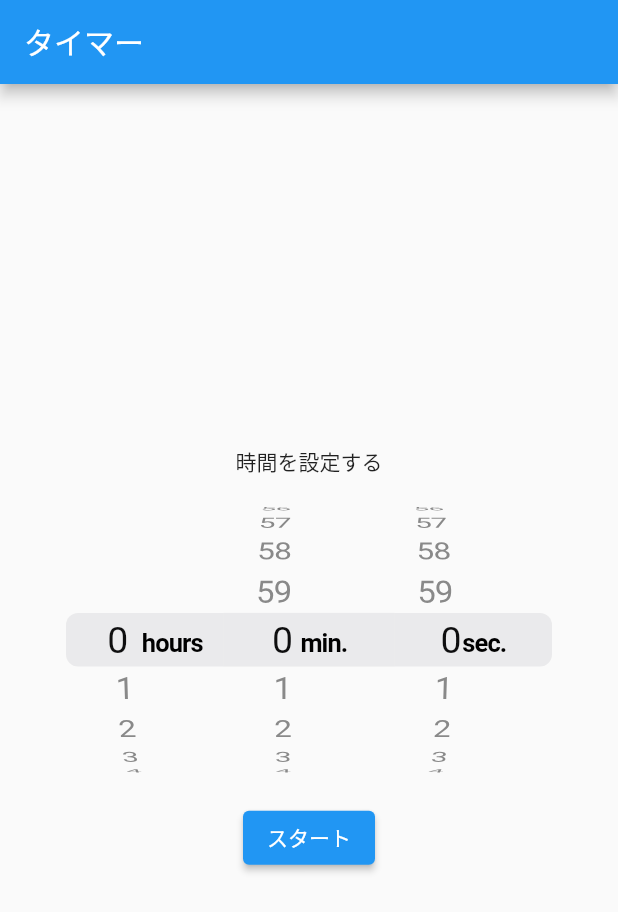
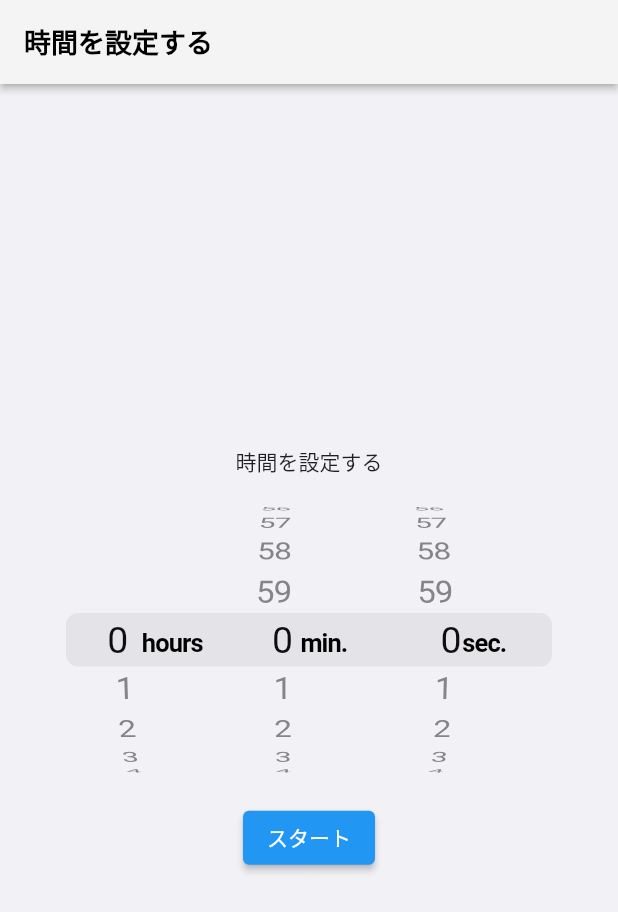
Before and after one commit to iseruuuuu/over_sleep_prevention_app, a Flutter app: the screen it shows after launch, on a phone screen of 412 x 824 dp. Shown: the top 912 px of the screen. Run offline on Flutter 3.47's test engine with Material 2 defaults, Android fonts, the light colour scheme and no system bars; our stand-ins replace timer_count_down, vibration; missing offline and left inert: dart:ffi.

Commit message:
📱 Create timer screen UI(Appbar/backgroundColor)

```diff
--- a/lib/screen/timer_screen.dart
+++ b/lib/screen/timer_screen.dart
@@ -23,10 +23,10 @@ class TimerScreenState extends State<TimerScreen> with WidgetsBindingObserver {
   @override
   void initState() {
     super.initState();
+    WidgetsBinding.instance.addObserver(this);
     timer = Timer.periodic(const Duration(milliseconds: 100), (Timer timer) {
       timer.cancel();
     });
-    WidgetsBinding.instance.addObserver(this);
   }
 
   @override
@@ -62,8 +62,18 @@ class TimerScreenState extends State<TimerScreen> with WidgetsBindingObserver {
   @override
   Widget build(BuildContext context) {
     return Scaffold(
+      backgroundColor: const Color(0xFFF2F2F6),
       appBar: AppBar(
-        title: const Text('タイマー'),
+        backgroundColor: const Color(0xFFF4F4F4),
+        elevation: 2,
+        title: Text(
+          isFinish ? '' : '時間を設定する',
+          style: const TextStyle(
+            color: Colors.black,
+            fontWeight: FontWeight.bold,
+            fontSize: 18,
+          ),
+        ),
       ),
       body: !isTimerStart
           ? TimerSetItem(
```
